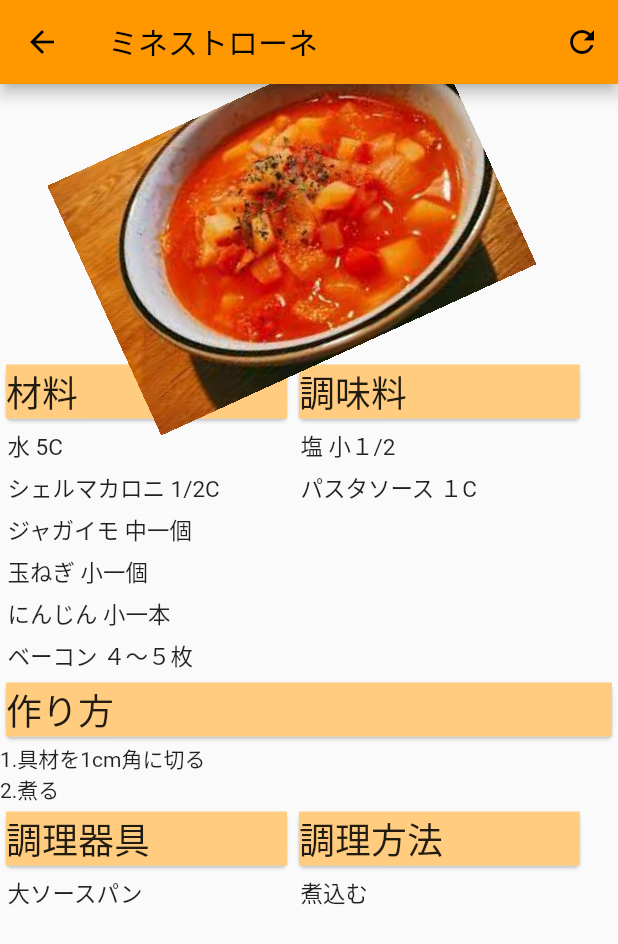
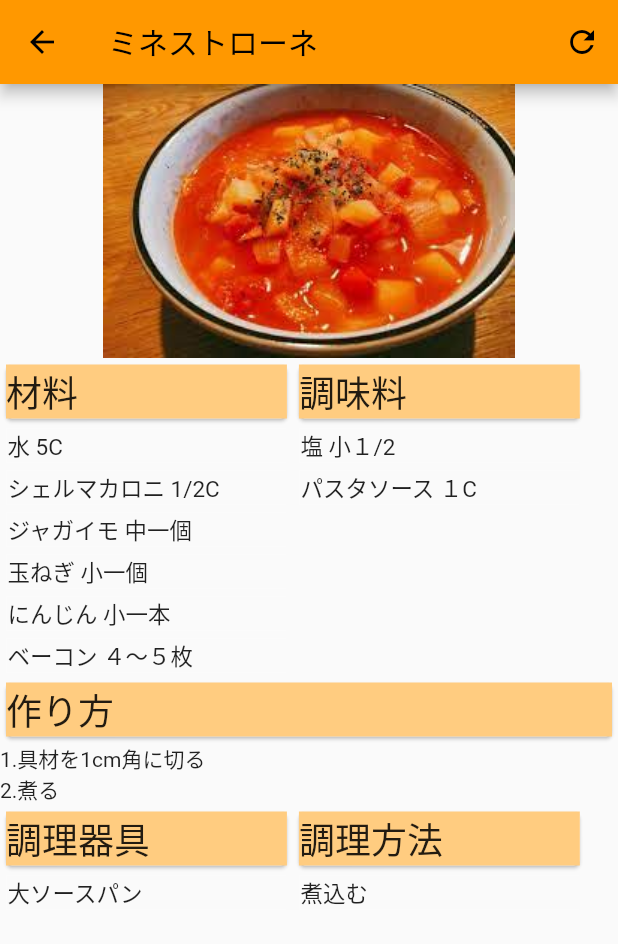
Before and after one commit to enpitut2021/phoenix, a Flutter app: the screen it shows after launch, after a tap on "ミネストローネ", on a phone screen of 412 x 824 dp. Shown: the top 944 px of the screen. Run offline on Flutter 3.47's test engine with Material 2 defaults, Android fonts, the phone set to English and light mode, and no system bars.

Commit message:
アニメーション表示のコード部分を他のファイルに移動させた。

```diff
--- a/lib/pages/detail_vc/detail_vc.dart
+++ b/lib/pages/detail_vc/detail_vc.dart
@@ -23,7 +23,7 @@ class _detailRecipe extends State<DetailOfMenu>
   void initState() {
     super.initState();
     _animationController = AnimationController(
-        vsync: this, duration: const Duration(milliseconds: 3000));
+        vsync: this, duration: const Duration(milliseconds: 1500));
 
     _animationController.forward(from: 0);
   }
@@ -40,6 +40,7 @@ class _detailRecipe extends State<DetailOfMenu>
     final recipe =
         (ModalRoute.of(context)!.settings.arguments as RecipeArgument)
             .recipe; //type is Recipe
+    final _dynamicdisplayimage = DynamicDisplayImage(0, _animationController);
 
     return Scaffold(
       appBar: AppBar(
@@ -58,24 +59,7 @@ class _detailRecipe extends State<DetailOfMenu>
         verticalDirection: VerticalDirection.up,
         children: <Widget>[
           setMenue(recipe, screenSize),
-          Center(
-            child: RotationTransition(
-              alignment: Alignment.center + const Alignment(0, 0.3),
-              turns: _animationController
-                  .drive(
-                    CurveTween(
-                      curve: Curves.elasticOut,
-                    ),
-                  )
-                  .drive(
-                    Tween<double>(
-                      begin: 0,
-                      end: 1,
-                    ),
-                  ),
-              child: Image.asset(recipe.imageurl),
-            ),
-          ),
+          _dynamicdisplayimage.zoomImage(recipe, screenSize)
         ],
       ),
     );
--- a/lib/pages/detail_vc/make_widget.dart
+++ b/lib/pages/detail_vc/make_widget.dart
@@ -74,3 +74,58 @@ Widget setMenue(Recipe recipe, Size screenSize) {
     ),
   );
 }
+
+class DynamicDisplayImage {
+  int animationindex = 0;
+  late AnimationController _animationController;
+
+  DynamicDisplayImage(
+      int animationindex, AnimationController _animationController) {
+    // ignore: prefer_initializing_formals
+    this.animationindex = animationindex;
+    this._animationController = _animationController;
+  }
+
+  // ignore: non_constant_identifier_names
+  Widget rotateImage(Recipe recipe, Size screenSize) {
+    return Center(
+      child: RotationTransition(
+        alignment: Alignment.center + const Alignment(0, 0.3),
+        turns: _animationController
+            .drive(
+              CurveTween(
+                curve: Curves.elasticOut,
+              ),
+            )
+            .drive(
+              Tween<double>(
+                begin: 0,
+                end: 1,
+              ),
+            ),
+        child: Image.asset(recipe.imageurl),
+      ),
+    );
+  }
+
+  Widget zoomImage(Recipe recipe, Size screenSize) {
+    return Center(
+      child: ScaleTransition(
+        alignment: Alignment.center + const Alignment(0, 0.3),
+        scale: _animationController
+            .drive(
+              CurveTween(
+                curve: Curves.elasticOut,
+              ),
+            )
+            .drive(
+              Tween<double>(
+                begin: 0.3,
+                end: 1,
+              ),
+            ),
+        child: Image.asset(recipe.imageurl),
+      ),
+    );
+  }
+}
```
Also changed, not shown: 1 other file.
